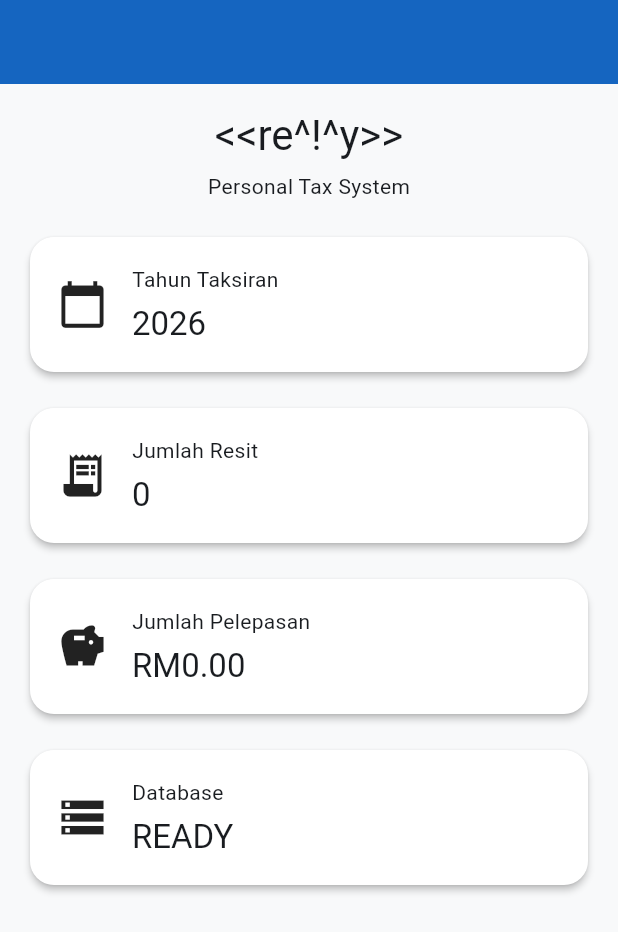
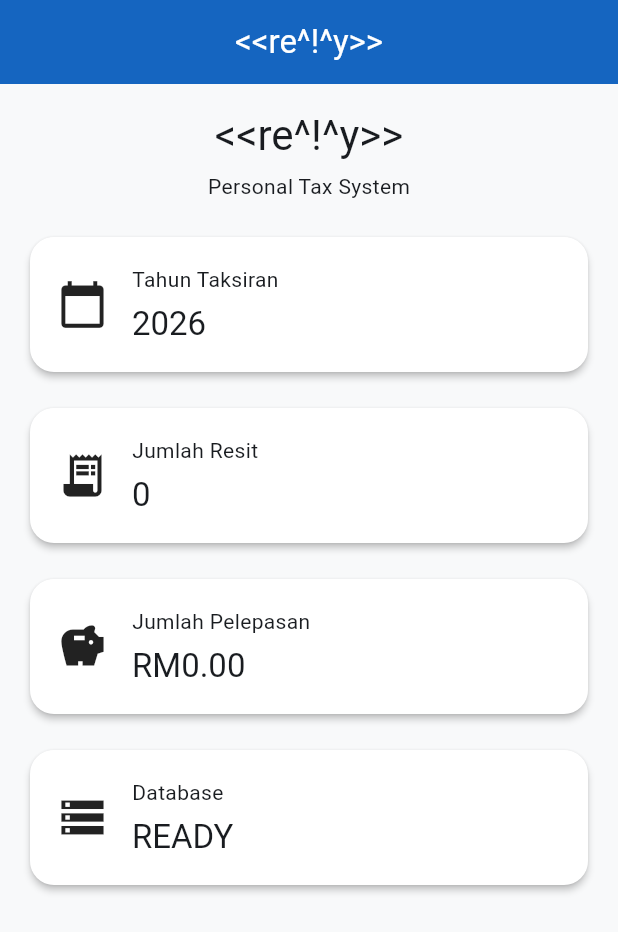
Before and after one commit to mdraimi88/RN_Tax, a Flutter app: the screen it shows after launch, on a phone screen of 412 x 824 dp. Shown: the top 932 px of the screen. Run offline on Flutter 3.47's test engine with Material 3 defaults, Android fonts, the phone set to English and light mode, and no system bars; our stand-ins replace drift, flutter_riverpod, go_router; accounts and stored records are empty; generated files the repository leaves out were written again.

```diff
--- a/lib/core/database/database.dart
+++ b/lib/core/database/database.dart
@@ -13,6 +13,7 @@ import 'dao/assessment_year_dao.dart';
 import 'dao/tax_category_dao.dart';
 import 'dao/tax_rule_dao.dart';
 import 'tables/tax_reliefs.dart';
+import '../config/app_constants.dart';
 
 part 'database.g.dart';
 
@@ -24,14 +25,14 @@ class AppDatabase extends _$AppDatabase {
   AppDatabase() : super(_openConnection());
 
   @override
-  int get schemaVersion => 1;
+  int get schemaVersion => AppConstants.databaseVersion;
 }
 
 LazyDatabase _openConnection() {
   return LazyDatabase(() async {
     final directory = await getApplicationDocumentsDirectory();
 
-    final file = File(p.join(directory.path, 'remy_tax.db'));
+    final file = File(p.join(directory.path, AppConstants.databaseName));
 
     return NativeDatabase.createInBackground(file);
   });
--- a/lib/features/dashboard/presentation/pages/dashboard_page.dart
+++ b/lib/features/dashboard/presentation/pages/dashboard_page.dart
@@ -1,21 +1,19 @@
 import 'package:flutter/material.dart';
+import 'package:flutter_riverpod/flutter_riverpod.dart';
 
+import '../widgets/assessment_year_card.dart';
 import '../widgets/dashboard_header.dart';
-import '../widgets/assessment_year_card.dart';
+import '../widgets/database_status_card.dart';
 import '../widgets/receipt_summary_card.dart';
 import '../widgets/tax_relief_card.dart';
-import '../widgets/database_status_card.dart';
 
-class DashboardPage extends StatelessWidget {
+class DashboardPage extends ConsumerWidget {
   const DashboardPage({super.key});
 
   @override
-  Widget build(BuildContext context) {
+  Widget build(BuildContext context, WidgetRef ref) {
     return Scaffold(
-      appBar: AppBar(
-        //title: const Text('<<re^!^Y>> Tax System'),
-        //centerTitle: true,
-      ),
+      appBar: AppBar(centerTitle: true, title: const Text('<<re^!^y>>')),
       body: const SingleChildScrollView(
         padding: EdgeInsets.all(16),
         child: Column(
--- a/lib/features/dashboard/presentation/widgets/dashboard_header.dart
+++ b/lib/features/dashboard/presentation/widgets/dashboard_header.dart
@@ -7,10 +7,7 @@ class DashboardHeader extends StatelessWidget {
   Widget build(BuildContext context) {
     return Column(
       children: [
-        Text(
-          '<<re^!^y>>',
-          style: Theme.of(context).textTheme.headlineMedium,
-        ),
+        Text('<<re^!^y>>', style: Theme.of(context).textTheme.headlineMedium),
         SizedBox(height: 6),
         Text(
           'Personal Tax System',
```
Also changed, not shown: lib/core/config/app_constants.dart (added, +26 -0 lines), lib/core/database/seed/assessment_year_seed.dart (+32 -0 lines), lib/core/database/seed/database_seed.dart (+2 -24 lines), lib/features/tax/providers/assessment_year_repository_provider.dart (+12 -0 lines), lib/core/providers/database_provider.dart (line endings or trailing spaces).
